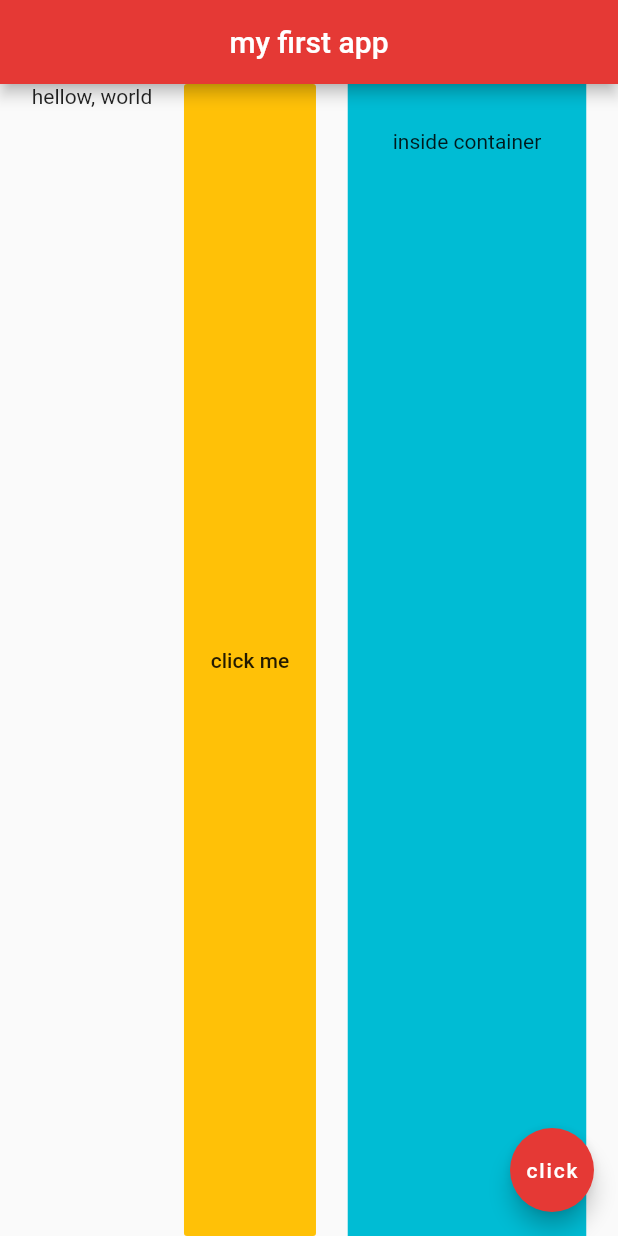
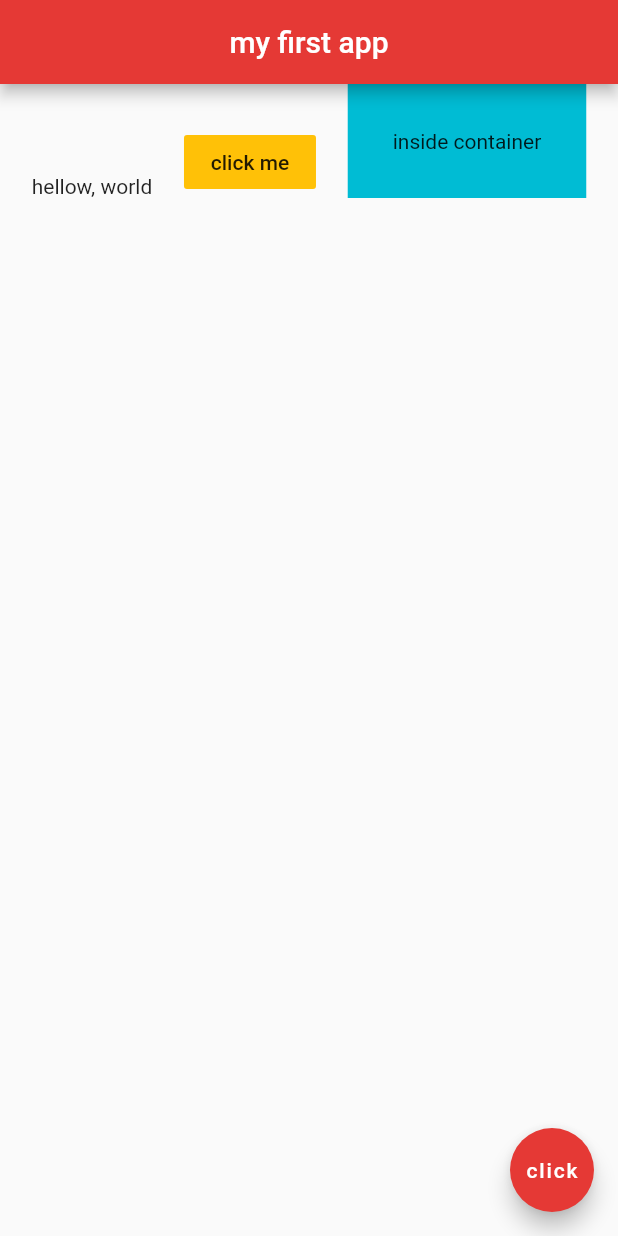
Before and after one commit to kouyoumikan/flutter_app, a Flutter app: the screen it shows after launch, on a phone screen of 412 x 824 dp. Run offline on Flutter 3.47's test engine with Material 2 defaults, Android fonts, the phone set to English and light mode, and no system bars.

Commit message:
2020/04/07　#11 crossAxisAlignment　行の一番に揃える

```diff
--- a/lib/main.dart
+++ b/lib/main.dart
@@ -18,8 +18,8 @@ class Home extends StatelessWidget {
       body: Row(
         // 列レイアウト　各要素間に余白を圴一
         mainAxisAlignment: MainAxisAlignment.spaceEvenly,
-        // 利用可能なスペースの高さまで伸びる
-        crossAxisAlignment: CrossAxisAlignment.stretch,
+        // 行の一番に揃える
+        crossAxisAlignment: CrossAxisAlignment.end,
         children: <Widget>[
           Text("hellow, world"),
           FlatButton(
```
